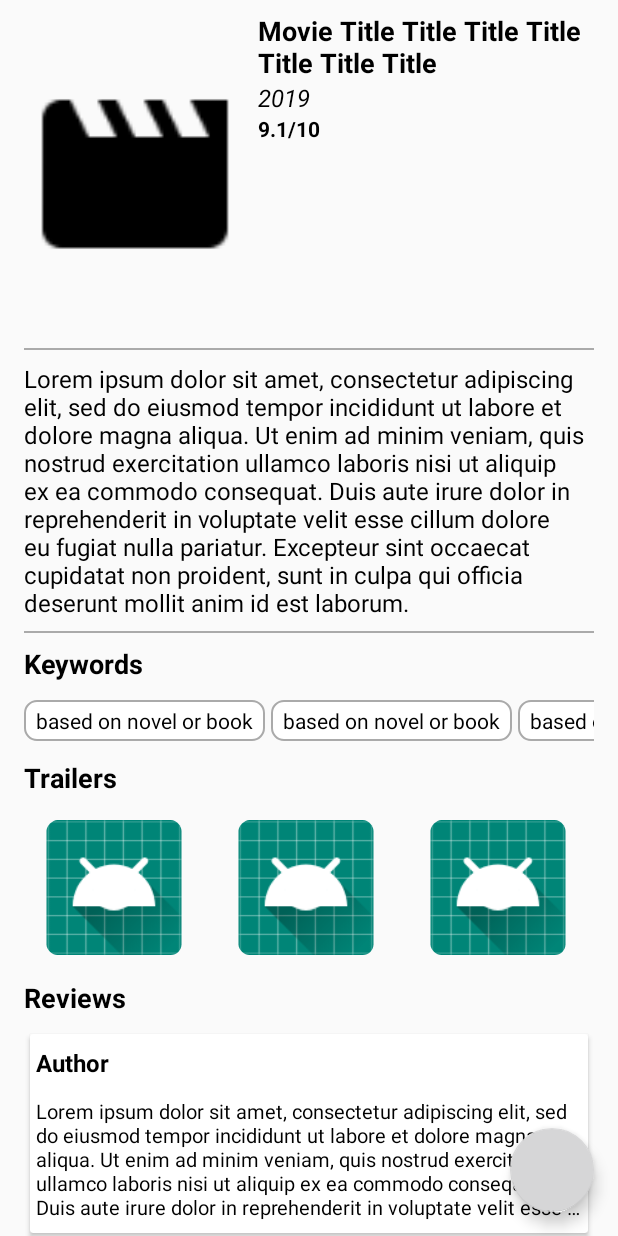
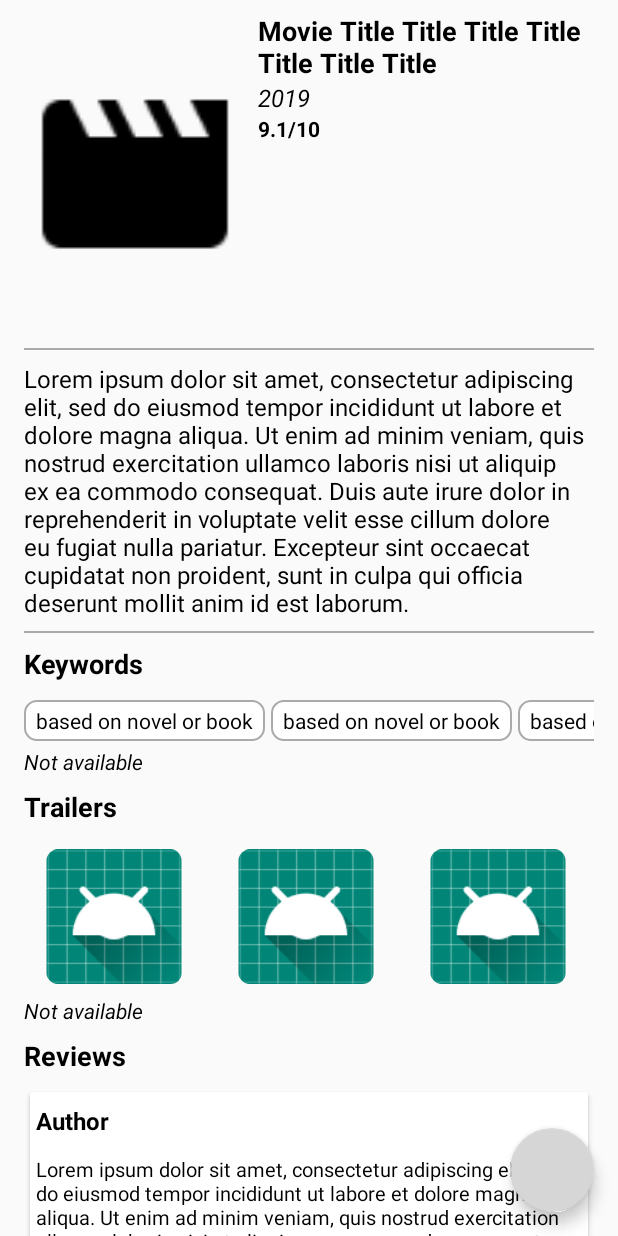
Before and after one commit to proyectox123/architect_coders, an Android app: the layout activity_movie_detail.xml on its own in the app's theme, with its tools: preview values and no code run, on a phone screen of 412 x 824 dp. Run offline under Robolectric (Android 15) with nearby library versions, the light colour scheme and no system bars.

Commit message:
Implementing textview in case of null in movie detail's elements.

```diff
--- a/app/src/main/res/layout/activity_movie_detail.xml
+++ b/app/src/main/res/layout/activity_movie_detail.xml
@@ -129,6 +129,14 @@
                             tools:listitem="@layout/item_keyword"
                             tools:itemCount="4"/>
 
+                    <TextView
+                            style="@style/MovieDetailInfoError"
+                            android:layout_width="wrap_content"
+                            android:layout_height="wrap_content"
+                            android:text="@string/error_not_available"
+                            app:visible="@{viewmodel.hasKeywords}"
+                            tools:visibility="visible"/>
+
                 </LinearLayout>
 
                 <LinearLayout
@@ -155,6 +163,14 @@
                             tools:listitem="@layout/item_trailer"
                             tools:itemCount="5"/>
 
+                    <TextView
+                            style="@style/MovieDetailInfoError"
+                            android:layout_width="wrap_content"
+                            android:layout_height="wrap_content"
+                            android:text="@string/error_not_available"
+                            app:visible="@{viewmodel.hasTrailers}"
+                            tools:visibility="visible"/>
+
                 </LinearLayout>
 
                 <LinearLayout
@@ -179,6 +195,14 @@
                             tools:listitem="@layout/item_review"
                             tools:itemCount="1"/>
 
+                    <TextView
+                            style="@style/MovieDetailInfoError"
+                            android:layout_width="wrap_content"
+                            android:layout_height="wrap_content"
+                            android:text="@string/error_not_available"
+                            app:visible="@{viewmodel.hasReviews}"
+                            tools:visibility="visible"/>
+
                 </LinearLayout>
 
             </LinearLayout>
--- a/app/src/main/res/values/strings.xml
+++ b/app/src/main/res/values/strings.xml
@@ -31,4 +31,7 @@
     <string name="section_trailers">Trailers</string>
     <string name="section_reviews">Reviews</string>
     <string name="menu_movie_favorite">Favorite Movie</string>
+
+    <!-- Errors -->
+    <string name="error_not_available">Not available</string>
 </resources>
--- a/app/src/main/res/values/styles.xml
+++ b/app/src/main/res/values/styles.xml
@@ -47,4 +47,10 @@
         <item name="android:textSize">13sp</item>
     </style>
 
+    <style name="MovieDetailInfoError">
+        <item name="android:textColor">@android:color/black</item>
+        <item name="android:textSize">14sp</item>
+        <item name="android:textStyle">italic</item>
+    </style>
+
 </resources>
```
Also changed, not shown: app/src/main/java/com/mho/training/features/moviedetail/MovieDetailViewModel.kt (+20 -3 lines).
